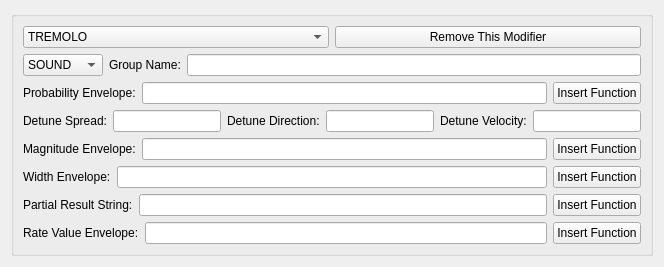
The window that LASSIE/src/ui/Modifiers.ui (passyur/DISSCO-2.2.0) describes before a commit, drawn with Qt 5.
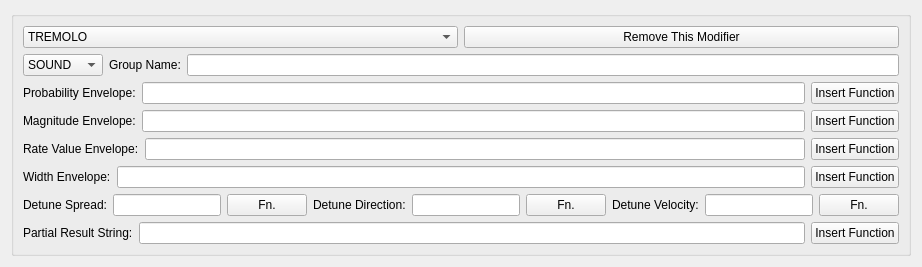
The same window after the commit.

Commit message: modifier fix, spectrum implementation

The edit to the form file:
```diff
--- a/LASSIE/src/ui/Modifiers.ui
+++ b/LASSIE/src/ui/Modifiers.ui
@@ -1,7 +1,7 @@
 <?xml version="1.0" encoding="UTF-8"?>
 <ui version="4.0">
  <class>Modifiers</class>
- <widget class="QWidget" name="Modifier">
+ <widget class="QFrame" name="Modifier">
     <layout class="QVBoxLayout" name="modifierGroupLayout">
     <item>
     <widget class="QGroupBox" name="modifierGroup">
@@ -76,40 +76,6 @@
             </item>
         </layout>
         </item>
-        <item>
-        <layout class="QHBoxLayout" name="modifierDetuneLayout">
-            <item>
-                <widget class="QLabel" name="modifierSpreadLabel">
-                    <property name="text">
-                    <string>Detune Spread:</string>
-                    </property>
-                </widget>
-            </item>
-            <item>
-                <widget class="QLineEdit" name="modifierSpreadEdit"/>
-            </item>
-            <item>
-                <widget class="QLabel" name="modifierDirLabel">
-                    <property name="text">
-                    <string>Detune Direction:</string>
-                    </property>
-                </widget>
-            </item>
-            <item>
-                <widget class="QLineEdit" name="modifierDirEdit"/>
-            </item>
-            <item>
-                <widget class="QLabel" name="modifierVelLabel">
-                    <property name="text">
-                    <string>Detune Velocity:</string>
-                    </property>
-                </widget>
-            </item>
-            <item>
-                <widget class="QLineEdit" name="modifierVelEdit"/>
-            </item>
-        </layout>
-        </item>
         <item>
         <layout class="QHBoxLayout" name="modifierMagLayout">
             <item>
@@ -131,6 +97,27 @@
             </item>
         </layout>
         </item>
+        <item>
+        <layout class="QHBoxLayout" name="modifierRateLayout">
+            <item>
+                <widget class="QLabel" name="modifierRateLabel">
+                    <property name="text">
+                    <string>Rate Value Envelope:</string>
+                    </property>
+                </widget>
+            </item>
+            <item>
+                <widget class="QLineEdit" name="modifierRateEdit"/>
+            </item>
+            <item>
+                <widget class="QPushButton" name="modifierRateFunButton">
+                    <property name="text">
+                    <string>Insert Function</string>
+                    </property>
+                </widget>
+            </item>
+        </layout>
+        </item>
         <item>
         <layout class="QHBoxLayout" name="modifierWidthLayout">
             <item>
@@ -152,6 +139,64 @@
             </item>
         </layout>
         </item>
+        <item>
+        <layout class="QHBoxLayout" name="modifierDetuneLayout">
+            <item>
+                <widget class="QLabel" name="modifierSpreadLabel">
+                    <property name="text">
+                    <string>Detune Spread:</string>
+                    </property>
+                    <property name="wordWrap"><bool>true</bool></property>
+                </widget>
+            </item>
+            <item>
+                <widget class="QLineEdit" name="modifierSpreadEdit"/>
+            </item>
+            <item>
+                <widget class="QPushButton" name="modifierSpreadFunButton">
+                    <property name="text">
+                    <string>Fn.</string>
+                    </property>
+                </widget>
+            </item>
+            <item>
+                <widget class="QLabel" name="modifierDirLabel">
+                    <property name="text">
+                    <string>Detune Direction:</string>
+                    </property>
+                    <property name="wordWrap"><bool>true</bool></property>
+                </widget>
+            </item>
+            <item>
+                <widget class="QLineEdit" name="modifierDirEdit"/>
+            </item>
+            <item>
+                <widget class="QPushButton" name="modifierDirFunButton">
+                    <property name="text">
+                    <string>Fn.</string>
+                    </property>
+                </widget>
+            </item>
+            <item>
+                <widget class="QLabel" name="modifierVelLabel">
+                    <property name="text">
+                    <string>Detune Velocity:</string>
+                    </property>
+                    <property name="wordWrap"><bool>true</bool></property>
+                </widget>
+            </item>
+            <item>
+                <widget class="QLineEdit" name="modifierVelEdit"/>
+            </item>
+            <item>
+                <widget class="QPushButton" name="modifierVelFunButton">
+                    <property name="text">
+                    <string>Fn.</string>
+                    </property>
+                </widget>
+            </item>
+        </layout>
+        </item>
         <item>
         <layout class="QHBoxLayout" name="modifierResLayout">
             <item>
@@ -173,27 +218,6 @@
             </item>
         </layout>
         </item>
-        <item>
-        <layout class="QHBoxLayout" name="modifierRateLayout">
-            <item>
-                <widget class="QLabel" name="modifierRateLabel">
-                    <property name="text">
-                    <string>Rate Value Envelope:</string>
-                    </property>
-                </widget>
-            </item>
-            <item>
-                <widget class="QLineEdit" name="modifierRateEdit"/>
-            </item>
-            <item>
-                <widget class="QPushButton" name="modifierRateFunButton">
-                    <property name="text">
-                    <string>Insert Function</string>
-                    </property>
-                </widget>
-            </item>
-        </layout>
-        </item>
     </layout>
     </widget>
     </item>
```
Left out of the diff: 9 changed lines with no effect on the pictures. The commit also changes 11 other files.
